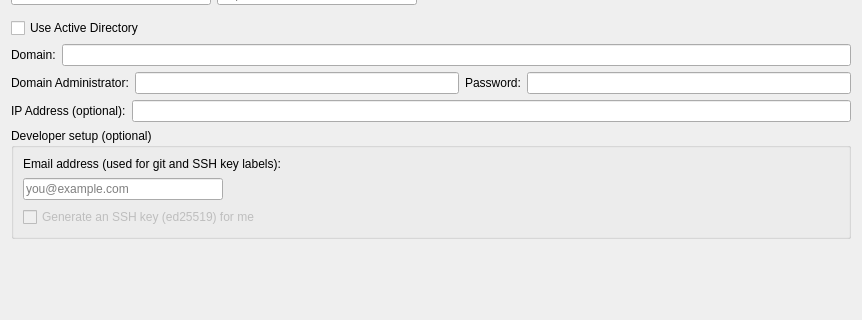
Before: the Qt Designer form src/modules/users/page_usersetup.ui in Theshedman/calamares, drawn with Qt 5; both pictures show x 0 to 862 and y 363 to 683 of the 862 by 683 pixel window.
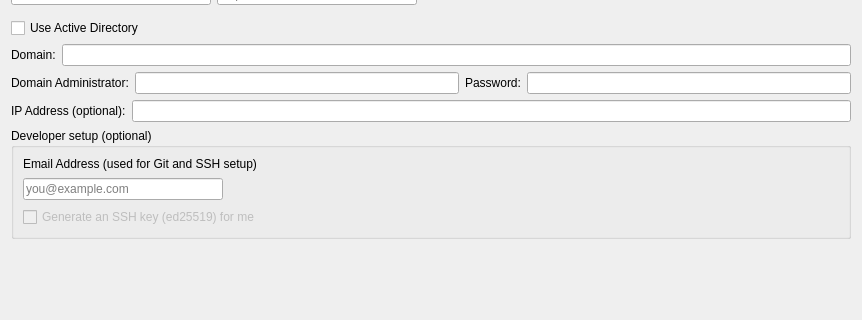
After: the same form once the commit is applied.

Commit message: fix(users): tweak the shedos dev-info email label copy

The edit to the form file:
```diff
--- a/src/modules/users/page_usersetup.ui
+++ b/src/modules/users/page_usersetup.ui
@@ -699,7 +699,7 @@
       <item>
        <widget class="QLabel" name="labelDevinfoEmail">
         <property name="text">
-         <string>Email address (used for git and SSH key labels):</string>
+         <string>Email Address (used for Git and SSH setup)</string>
         </property>
         <property name="wordWrap">
          <bool>true</bool>
```
